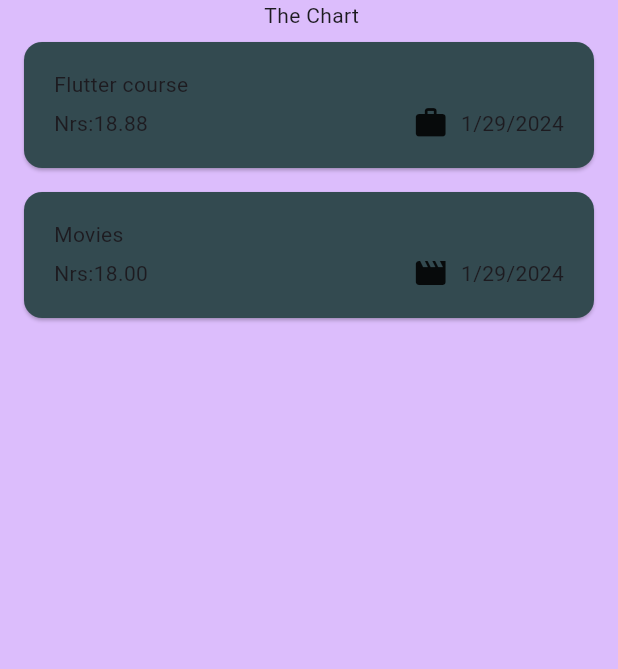
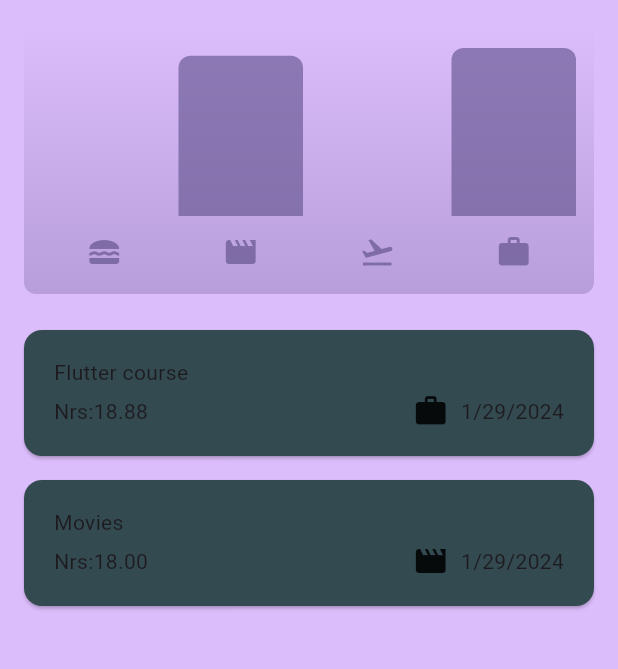
Before and after one commit to Sandipshrestha1/expenses_tracker, a Flutter app: the screen it shows after launch, on a phone screen of 412 x 824 dp, the part 84-753 px from its top. Run offline on Flutter 3.47's test engine with Material 3 defaults, Android fonts, the phone set to English and light mode, and no system bars.

```diff
--- /dev/null
+++ b/lib/widgets/chart/chart.dart
@@ -0,0 +1,94 @@
+import 'package:expense_tracker/widgets/chart/chart_bar.dart';
+import 'package:expense_tracker/models/expense.dart';
+import 'package:flutter/material.dart';
+
+class Chart extends StatelessWidget {
+  const Chart({super.key, required this.expenses});
+
+  final List<Expense> expenses;
+
+  List<ExpenseBucket> get buckets {
+    return [
+      ExpenseBucket.forCategory(expenses, ExpenseCategory.food),
+      ExpenseBucket.forCategory(expenses, ExpenseCategory.leisure),
+      ExpenseBucket.forCategory(expenses, ExpenseCategory.travel),
+      ExpenseBucket.forCategory(expenses, ExpenseCategory.work),
+    ];
+  }
+
+  double get maxTotalExpense {
+    double maxTotalExpense = 0;
+
+    for (final bucket in buckets) {
+      if (bucket.totalExpenses > maxTotalExpense) {
+        maxTotalExpense = bucket.totalExpenses;
+      }
+    }
+
+    return maxTotalExpense;
+  }
+
+  @override
+  Widget build(BuildContext context) {
+    final isDarkMode =
+        MediaQuery.of(context).platformBrightness == Brightness.dark;
+    return Container(
+      margin: const EdgeInsets.all(16),
+      padding: const EdgeInsets.symmetric(
+        vertical: 16,
+        horizontal: 8,
+      ),
+      width: double.infinity,
+      height: 180,
+      decoration: BoxDecoration(
+        borderRadius: BorderRadius.circular(8),
+        gradient: LinearGradient(
+          colors: [
+            Theme.of(context).colorScheme.primary.withOpacity(0.3),
+            Theme.of(context).colorScheme.primary.withOpacity(0.0)
+          ],
+          begin: Alignment.bottomCenter,
+          end: Alignment.topCenter,
+        ),
+      ),
+      child: Column(
+        children: [
+          Expanded(
+            child: Row(
+              crossAxisAlignment: CrossAxisAlignment.end,
+              children: [
+                for (final bucket in buckets) // alternative to map()
+                  ChartBar(
+                    fill: bucket.totalExpenses == 0
+                        ? 0
+                        : bucket.totalExpenses / maxTotalExpense,
+                  )
+              ],
+            ),
+          ),
+          const SizedBox(height: 12),
+          Row(
+            children: buckets
+                .map(
+                  (bucket) => Expanded(
+                    child: Padding(
+                      padding: const EdgeInsets.symmetric(horizontal: 4),
+                      child: Icon(
+                        categoryIcons[bucket.category],
+                        color: isDarkMode
+                            ? Theme.of(context).colorScheme.secondary
+                            : Theme.of(context)
+                                .colorScheme
+                                .primary
+                                .withOpacity(0.7),
+                      ),
+                    ),
+                  ),
+                )
+                .toList(),
+          )
+        ],
+      ),
+    );
+  }
+}
--- /dev/null
+++ b/lib/widgets/chart/chart_bar.dart
@@ -0,0 +1,34 @@
+import 'package:flutter/material.dart';
+
+class ChartBar extends StatelessWidget {
+  const ChartBar({
+    super.key,
+    required this.fill,
+  });
+
+  final double fill;
+
+  @override
+  Widget build(BuildContext context) {
+    final isDarkMode =
+        MediaQuery.of(context).platformBrightness == Brightness.dark;
+    return Expanded(
+      child: Padding(
+        padding: const EdgeInsets.symmetric(horizontal: 4),
+        child: FractionallySizedBox(
+          heightFactor: fill,
+          child: DecoratedBox(
+            decoration: BoxDecoration(
+              shape: BoxShape.rectangle,
+              borderRadius:
+                  const BorderRadius.vertical(top: Radius.circular(8)),
+              color: isDarkMode
+                  ? Theme.of(context).colorScheme.secondary
+                  : Theme.of(context).colorScheme.primary.withOpacity(0.65),
+            ),
+          ),
+        ),
+      ),
+    );
+  }
+}
--- a/lib/widgets/expenses.dart
+++ b/lib/widgets/expenses.dart
@@ -2,6 +2,8 @@ import 'package:expense_tracker/widgets/expenses_lists/expenses_list.dart';
 import 'package:expense_tracker/models/expense.dart';
 import 'package:expense_tracker/widgets/new_expense.dart';
 import 'package:flutter/material.dart';
+
+import 'chart/chart.dart';
 
 class Expenses extends StatefulWidget {
   const Expenses({super.key});
@@ -95,7 +97,7 @@ setState(() {
       body: Column(
         mainAxisAlignment: MainAxisAlignment.center,
         children: [
-          Text(" The Chart"),
+         Chart(expenses: _registeredExpenses),
           Expanded(
             child: mainContent,
 
```
